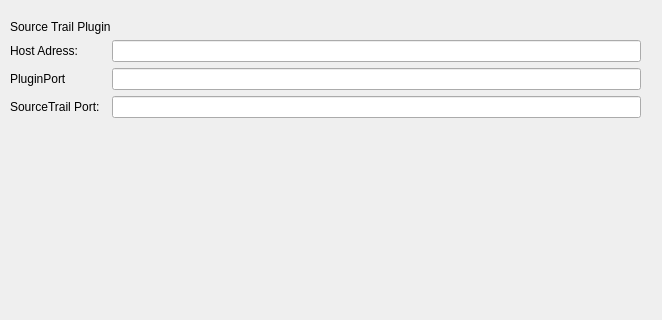
Old version of the form src/sourcetrailpluginsettingspage.ui in the repository CoatiSoftware/qtc-sourcetrail; both pictures show x 0 to 662 and y 0 to 320 of the 662 by 463 pixel window.
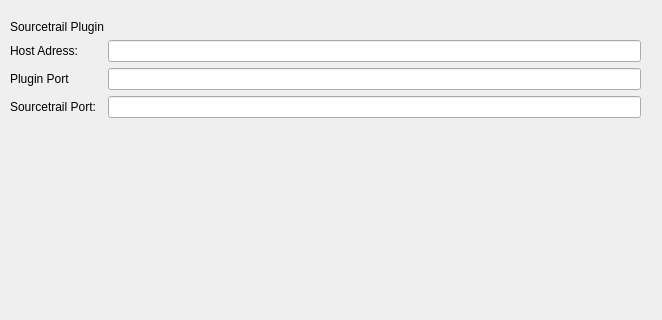
New version of the form.

Commit message: rename SourceTrail to Sourcetrail and revise code formatting

```diff
--- a/src/sourcetrailpluginsettingspage.ui
+++ b/src/sourcetrailpluginsettingspage.ui
@@ -26,7 +26,7 @@
     <item>
      <widget class="QLabel" name="SourceTrailPluginTitle">
       <property name="text">
-       <string>Source Trail Plugin</string>
+       <string>Sourcetrail Plugin</string>
       </property>
      </widget>
     </item>
@@ -58,7 +58,7 @@
       <item row="2" column="0">
        <widget class="QLabel" name="sourcetrailportlabel">
         <property name="text">
-         <string>SourceTrail Port:</string>
+         <string>Sourcetrail Port:</string>
         </property>
        </widget>
       </item>
@@ -74,7 +74,7 @@
       <item row="1" column="0" colspan="2">
        <widget class="QLabel" name="pluginPortlabel">
         <property name="text">
-         <string>PluginPort</string>
+         <string>Plugin Port</string>
         </property>
        </widget>
       </item>
```
Left out of the diff: 4 changed lines with no effect on the pictures. The commit also changes 9 other files.
